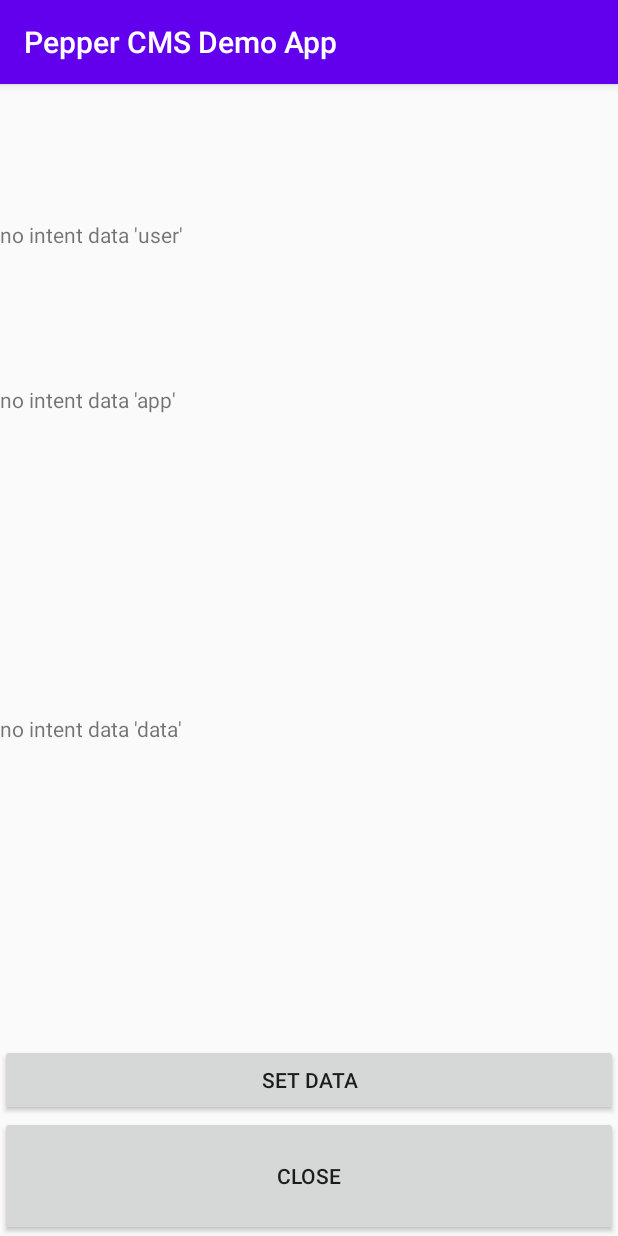
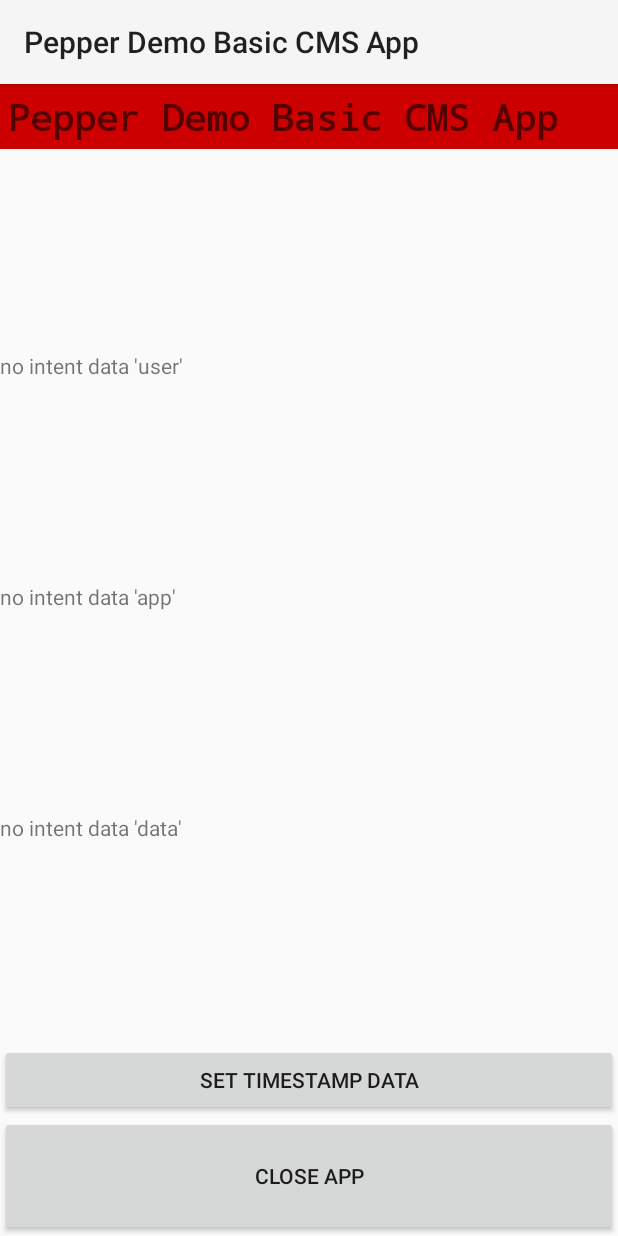
Before and after one commit to hanneseilers/PepperCMSBundle, an Android app: the screen it shows after launch (MainActivity), on a phone screen of 412 x 824 dp. Run offline under Robolectric (Android 15) with nearby library versions, the light colour scheme and no system bars; libraries missing offline, so code that uses them is left out: com.aldebaran.qi; 1 statement that could not run was skipped.

Commit message:
Updated basic app layout and optimized text values

```diff
--- a/demo-apps/basic-app/app/build.gradle
+++ b/demo-apps/basic-app/app/build.gradle
@@ -5,7 +5,7 @@ android {
     buildToolsVersion '30.0.2'
 
     defaultConfig {
-        applicationId 'de.fhkiel.pepper.demo.app'
+        applicationId 'de.fhkiel.pepper.demo.basic'
         minSdkVersion 23
         targetSdkVersion 30
         versionCode 1
--- a/demo-apps/basic-app/app/src/main/AndroidManifest.xml
+++ b/demo-apps/basic-app/app/src/main/AndroidManifest.xml
@@ -1,6 +1,6 @@
 <?xml version="1.0" encoding="utf-8"?>
 <manifest xmlns:android="http://schemas.android.com/apk/res/android"
-    package="de.fhkiel.pepper.demo.app">
+    package="de.fhkiel.pepper.demo.basic">
 
     <application
         android:allowBackup="true"
@@ -8,8 +8,8 @@
         android:label="@string/app_name"
         android:roundIcon="@mipmap/ic_launcher_round"
         android:supportsRtl="true"
-        android:theme="@style/AppTheme">
-        <activity android:name="de.fhkiel.pepper.demo.app.MainActivity">
+        android:theme="@style/RobotTheme">
+        <activity android:name="de.fhkiel.pepper.demo.basic.MainActivity">
             <intent-filter>
                 <action android:name="android.intent.action.MAIN" />
                 <category android:name="android.intent.category.LAUNCHER" />
--- a/demo-apps/basic-app/app/src/main/java/de/fhkiel/pepper/demo/app/MainActivity.java
+++ b/demo-apps/basic-app/app/src/main/java/de/fhkiel/pepper/demo/basic/MainActivity.java
@@ -1,4 +1,4 @@
-package de.fhkiel.pepper.demo.app;
+package de.fhkiel.pepper.demo.basic;
 
 import androidx.appcompat.app.AppCompatActivity;
 
--- a/demo-apps/basic-app/app/src/main/res/layout/activity_main.xml
+++ b/demo-apps/basic-app/app/src/main/res/layout/activity_main.xml
@@ -7,13 +7,31 @@
     tools:context=".MainActivity">
 
     <TextView
+        android:id="@+id/textView2"
+        android:layout_width="0dp"
+        android:layout_height="wrap_content"
+        android:background="@android:color/holo_red_dark"
+        android:paddingStart="5dp"
+        android:paddingTop="5dp"
+        android:paddingEnd="5dp"
+        android:paddingBottom="5dp"
+        android:text="@string/app_name"
+        android:textAppearance="@style/TextAppearance.AppCompat.Medium"
+        android:textSize="24sp"
+        android:textStyle="bold"
+        android:typeface="monospace"
+        app:layout_constraintEnd_toEndOf="parent"
+        app:layout_constraintStart_toStartOf="parent"
+        app:layout_constraintTop_toTopOf="parent" />
+
+    <TextView
         android:id="@+id/txtIntentUser"
         android:layout_width="0dp"
         android:layout_height="wrap_content"
         app:layout_constraintBottom_toTopOf="@+id/txtIntentApp"
         app:layout_constraintEnd_toEndOf="parent"
         app:layout_constraintStart_toStartOf="parent"
-        app:layout_constraintTop_toTopOf="parent" />
+        app:layout_constraintTop_toBottomOf="@+id/textView2" />
 
     <TextView
         android:id="@+id/txtIntentApp"
@@ -22,7 +40,7 @@
         app:layout_constraintBottom_toTopOf="@+id/txtIntentData"
         app:layout_constraintEnd_toEndOf="parent"
         app:layout_constraintStart_toStartOf="parent"
-        app:layout_constraintTop_toTopOf="parent" />
+        app:layout_constraintTop_toBottomOf="@+id/txtIntentUser" />
 
     <TextView
         android:id="@+id/txtIntentData"
@@ -37,7 +55,7 @@
         android:id="@+id/btnData"
         android:layout_width="0dp"
         android:layout_height="wrap_content"
-        android:text="set data"
+        android:text="@string/btnSetData"
         app:layout_constraintBottom_toTopOf="@+id/btnClose"
         app:layout_constraintEnd_toEndOf="parent"
         app:layout_constraintStart_toStartOf="parent" />
@@ -46,7 +64,7 @@
         android:id="@+id/btnClose"
         android:layout_width="0dp"
         android:layout_height="80dp"
-        android:text="Close"
+        android:text="@string/btnClose"
         app:layout_constraintBottom_toBottomOf="parent"
         app:layout_constraintEnd_toEndOf="parent"
         app:layout_constraintStart_toStartOf="parent" />
--- a/demo-apps/basic-app/app/src/main/res/values/strings.xml
+++ b/demo-apps/basic-app/app/src/main/res/values/strings.xml
@@ -1,3 +1,5 @@
 <resources>
-    <string name="app_name">Pepper CMS Demo App</string>
+    <string name="app_name">Pepper Demo Basic CMS App</string>
+    <string name="btnSetData">Set Timestamp Data</string>
+    <string name="btnClose">Close App</string>
 </resources>
```
